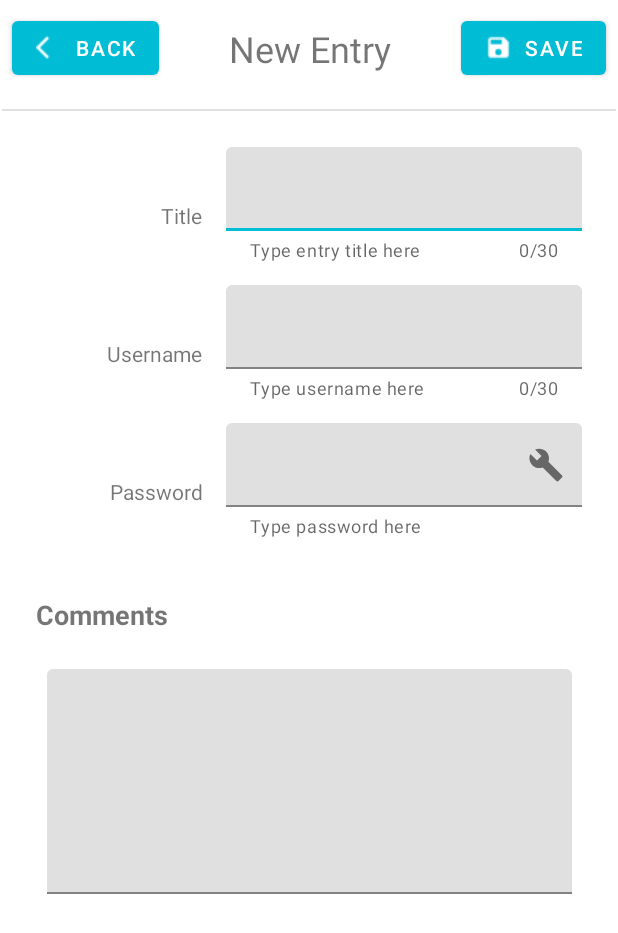
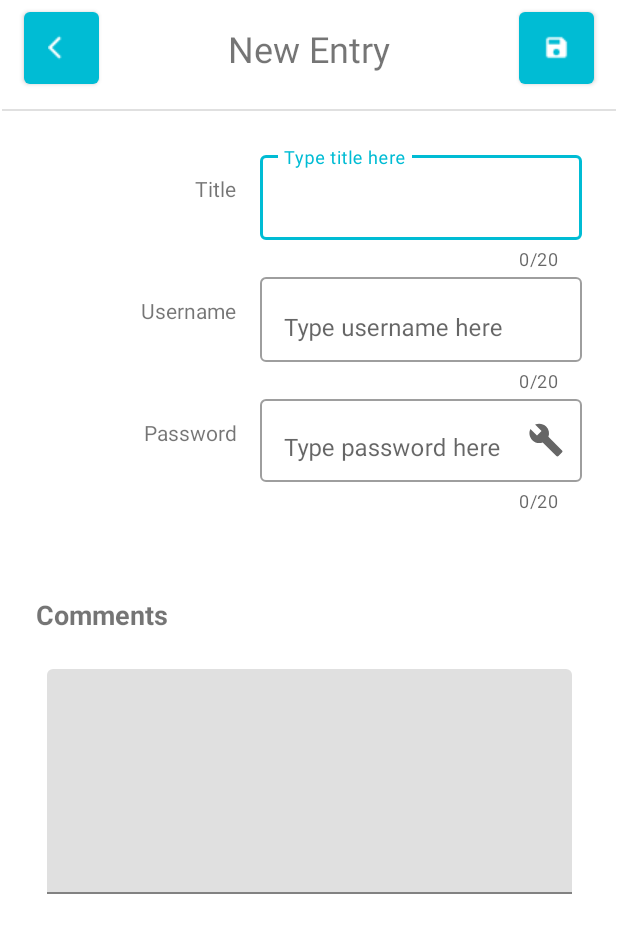
Before and after one commit to adimaris/PasswordManager, an Android app: the AddPassActivity screen opened directly, with no data from a screen before it, on a phone screen of 412 x 824 dp. Shown: the top 933 px of the screen. Run offline under Robolectric (Android 15) with nearby library versions, the phone set to English and light mode, and no system bars.

Commit message:
Various updates to UI:
- removed text from bottoms leaving just the icons
- changed Material TextInputEditTexts to include the Outline text field ExistingPassActivity and AddPassActivity
- removed bullet point and replaced it with a key icon
- add functionality limit the length a user can enter for title, username, and password

```diff
--- a/app/src/main/java/com/alexanderdimaris/passwordmanager/view/AddPassActivity.java
+++ b/app/src/main/java/com/alexanderdimaris/passwordmanager/view/AddPassActivity.java
@@ -78,6 +78,10 @@ public class AddPassActivity extends AppCompatActivity implements View.OnClickLi
             Snackbar.make(snackBar, "A required field was left blank. Please try again.", Snackbar.LENGTH_LONG)
                     .setAnimationMode(BaseTransientBottomBar.ANIMATION_MODE_SLIDE)
                     .show();
+        } else if(title.length() > 20 || username.length() > 20 || password.length() > 20) {
+            Snackbar.make(snackBar, "Required field is too long.", Snackbar.LENGTH_LONG)
+                    .setAnimationMode(BaseTransientBottomBar.ANIMATION_MODE_SLIDE)
+                    .show();
         } else {
             PassObj passObj = new PassObj(-1, title, username, password, comments);
             Intent resultIntent = new Intent();
--- a/app/src/main/java/com/alexanderdimaris/passwordmanager/view/ExistingPassActivity.java
+++ b/app/src/main/java/com/alexanderdimaris/passwordmanager/view/ExistingPassActivity.java
@@ -110,7 +110,6 @@ public class ExistingPassActivity extends AppCompatActivity implements View.OnCl
     }
 
     public void edit(View v) {
-        btEdit.setText("SAVE");
         btEdit.setIconResource(R.drawable.baseline_save_black_18dp);
         etTitle.setEnabled(true);
         etUsername.setEnabled(true);
@@ -140,6 +139,11 @@ public class ExistingPassActivity extends AppCompatActivity implements View.OnCl
                     .setAnimationMode(BaseTransientBottomBar.ANIMATION_MODE_SLIDE)
                     .setAnchorView(btDelete)
                     .show();
+        } else if(title.length() > 20 || username.length() > 20 || password.length() > 20) {
+            Snackbar.make(snackBar, "Required field is too long.", Snackbar.LENGTH_LONG)
+                    .setAnimationMode(BaseTransientBottomBar.ANIMATION_MODE_SLIDE)
+                    .setAnchorView(btDelete)
+                    .show();
         } else {
             passObj.setTitle(title);
             passObj.setUsername(username);
--- a/app/src/main/res/layout/activity_add_pass.xml
+++ b/app/src/main/res/layout/activity_add_pass.xml
@@ -12,10 +12,16 @@
         android:id="@+id/activity_add_pass_btn_back"
         android:layout_width="wrap_content"
         android:layout_height="wrap_content"
-        android:layout_marginStart="8dp"
+        android:layout_marginStart="16dp"
         android:layout_marginTop="8dp"
-        android:text="BACK"
+        android:insetLeft="0dp"
+        android:insetTop="0dp"
+        android:insetRight="0dp"
+        android:insetBottom="0dp"
+        android:minWidth="0dp"
         app:icon="@drawable/baseline_arrow_back_ios_black_18dp"
+        app:iconGravity="textStart"
+        app:iconPadding="0dp"
         app:layout_constraintStart_toStartOf="parent"
         app:layout_constraintTop_toTopOf="parent" />
 
@@ -38,9 +44,15 @@
         android:layout_width="wrap_content"
         android:layout_height="wrap_content"
         android:layout_marginTop="8dp"
-        android:layout_marginEnd="8dp"
-        android:text="SAVE"
+        android:layout_marginEnd="16dp"
+        android:insetLeft="0dp"
+        android:insetTop="0dp"
+        android:insetRight="0dp"
+        android:insetBottom="0dp"
+        android:minWidth="0dp"
         app:icon="@drawable/baseline_save_black_18dp"
+        app:iconGravity="textStart"
+        app:iconPadding="0dp"
         app:layout_constraintEnd_toEndOf="parent"
         app:layout_constraintTop_toTopOf="parent" />
 
@@ -74,7 +86,8 @@
             android:layout_rowWeight="1"
             android:layout_column="0"
             android:layout_columnWeight="1"
-            android:gravity="center|right"
+            android:gravity="top|right"
+            android:paddingTop="18dp"
             android:paddingRight="16dp"
             android:text="Title" />
 
@@ -83,17 +96,20 @@
             android:layout_row="0"
             android:layout_rowWeight="1"
             android:layout_column="1"
-            android:layout_columnWeight="1"
+            android:layout_columnWeight="2"
+            android:layout_height="50dp"
             app:counterEnabled="true"
-            app:counterMaxLength="30"
+            app:counterMaxLength="20"
             app:errorEnabled="true"
-            app:helperText="Type entry title here">
+            android:hint="Type title here"
+            style="@style/Widget.MaterialComponents.TextInputLayout.OutlinedBox">
 
             <com.google.android.material.textfield.TextInputEditText
                 android:id="@+id/activity_add_pass_et_title"
                 android:layout_width="match_parent"
-                android:layout_height="wrap_content" />
-
+                android:layout_height="wrap_content"
+                android:maxLength="21"
+                android:gravity="bottom" />
         </com.google.android.material.textfield.TextInputLayout>
 
 
@@ -103,7 +119,8 @@
             android:layout_rowWeight="1"
             android:layout_column="0"
             android:layout_columnWeight="1"
-            android:gravity="center|right"
+            android:gravity="top|right"
+            android:paddingTop="18dp"
             android:paddingRight="16dp"
             android:text="Username" />
 
@@ -114,14 +131,18 @@
             android:layout_column="1"
             android:layout_columnWeight="1"
             app:counterEnabled="true"
-            app:counterMaxLength="30"
+            android:layout_height="50dp"
+            app:counterMaxLength="20"
             app:errorEnabled="true"
-            app:helperText="Type username here">
+            android:hint="Type username here"
+            style="@style/Widget.MaterialComponents.TextInputLayout.OutlinedBox">
 
             <com.google.android.material.textfield.TextInputEditText
                 android:id="@+id/activity_add_pass_et_username"
                 android:layout_width="match_parent"
-                android:layout_height="wrap_content" />
+                android:layout_height="wrap_content"
+                android:maxLength="21"
+                android:gravity="bottom" />
 
         </com.google.android.material.textfield.TextInputLayout>
 
@@ -131,7 +152,8 @@
             android:layout_rowWeight="1"
             android:layout_column="0"
             android:layout_columnWeight="1"
-            android:gravity="center|right"
+            android:paddingTop="18dp"
+            android:gravity="top|right"
             android:paddingRight="16dp"
             android:text="Password" />
 
@@ -144,13 +166,20 @@
             android:outlineAmbientShadowColor="@color/colorPrimary"
             app:endIconDrawable="@drawable/ic_baseline_build_24"
             app:endIconMode="custom"
-            app:helperText="Type password here">
+            app:counterEnabled="true"
+            app:counterMaxLength="20"
+            app:errorEnabled="true"
+            android:hint="Type password here"
+            style="@style/Widget.MaterialComponents.TextInputLayout.OutlinedBox">
 
             <com.google.android.material.textfield.TextInputEditText
                 android:id="@+id/activity_add_pass_et_password"
                 android:layout_width="match_parent"
                 android:layout_height="wrap_content"
-                android:inputType="textPassword" />
+                android:maxLength="21"
+                android:inputType="textVisiblePassword"
+                android:gravity="bottom"
+                android:paddingTop="16dp"/>
         </com.google.android.material.textfield.TextInputLayout>
     </GridLayout>
 
--- a/app/src/main/res/layout/activity_pass_list.xml
+++ b/app/src/main/res/layout/activity_pass_list.xml
@@ -28,7 +28,6 @@
         android:layout_width="0dp"
         android:layout_height="0dp"
         android:layout_marginStart="24dp"
-        android:layout_marginTop="24dp"
         android:layout_marginEnd="24dp"
         android:layout_marginBottom="24dp"
         app:layout_constraintBottom_toTopOf="@+id/activity_pass_list_snackbar_layout"
@@ -40,11 +39,12 @@
         android:id="@+id/activity_pass_list_fab"
         android:layout_width="wrap_content"
         android:layout_height="wrap_content"
-        android:layout_marginEnd="32dp"
+        android:layout_marginEnd="24dp"
         android:layout_marginBottom="32dp"
         android:backgroundTint="@color/colorAccent"
         android:clickable="true"
-        android:src="@drawable/baseline_add_black_18dp"
+        app:tint="@android:color/white"
+        android:src="@drawable/baseline_add_white_18dp"
         app:layout_constraintBottom_toBottomOf="parent"
         app:layout_constraintEnd_toEndOf="parent" />
 
```
Also changed, not shown: app/src/main/res/drawable/bullet_point.xml (deleted, +0 -11 lines), app/src/main/res/layout/activity_existing_pass.xml (+57 -13 lines), app/src/main/res/layout/activity_pass_generator.xml (+20 -6 lines), app/src/main/res/layout/list_item.xml (+13 -12 lines), app/src/main/res/drawable/baseline_add_black_18dp.png (deleted), app/src/main/res/drawable/baseline_add_white_18dp.png (added), app/src/main/res/drawable/baseline_vpn_key_black_18dp.png (added).
